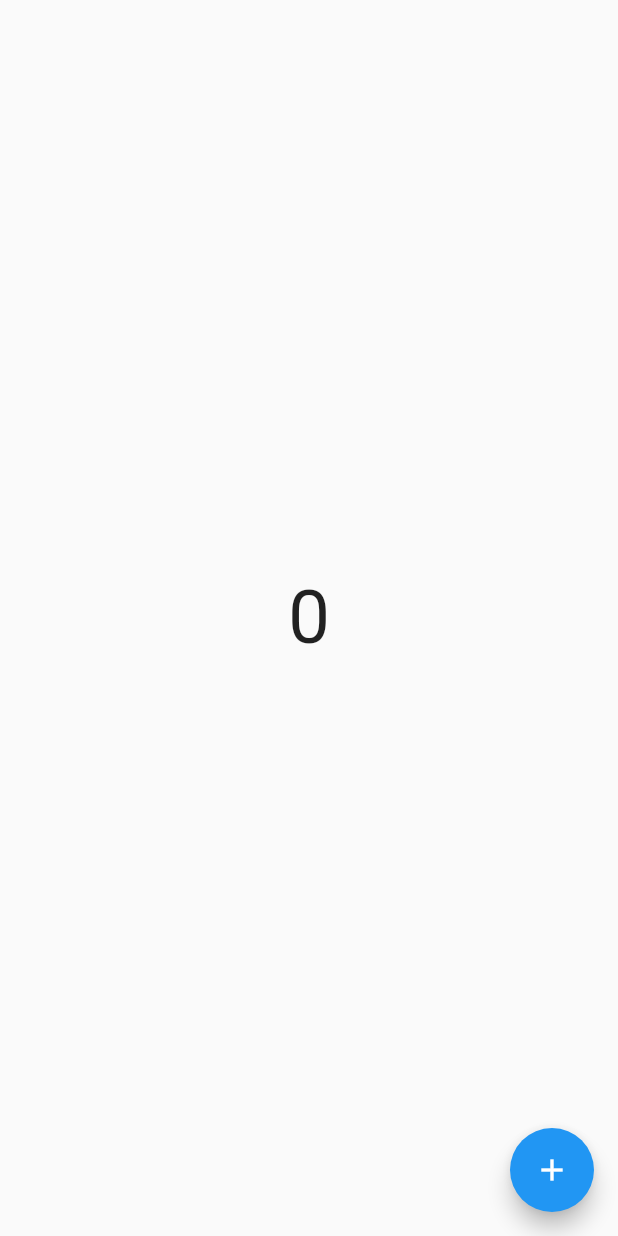
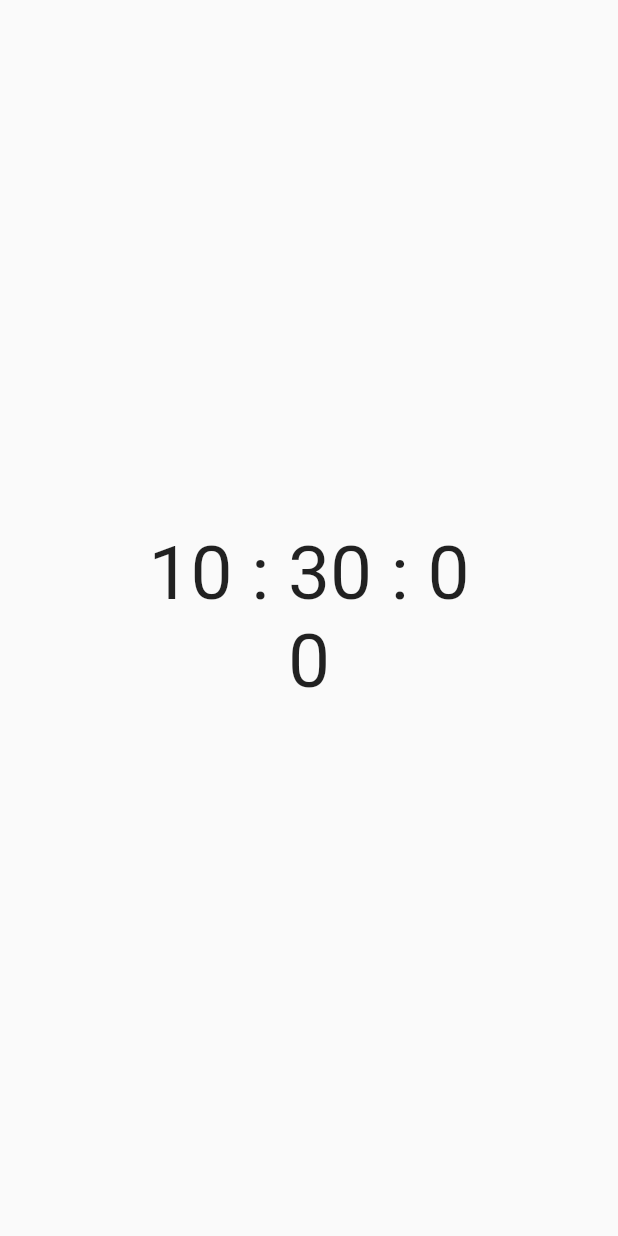
Before and after one commit to atultiwari7388/statemanagemntwithprovider, a Flutter app: the first screen one second after launch, on a phone screen of 412 x 824 dp. Run offline on Flutter 3.47's test engine with Material 2 defaults, Android fonts, the phone set to English and light mode, and no system bars.

Commit message:
rebuild ui using initState && setState

```diff
--- a/lib/main.dart
+++ b/lib/main.dart
@@ -1,6 +1,5 @@
 import 'package:flutter/material.dart';
-import 'package:state_management_provider/home.screen.dart';
-import 'package:state_management_provider/stateful_widget_example.screen.dart';
+import 'package:state_management_provider/state_management_example.screen.dart';
 
 void main() {
   runApp(const MyApp());
@@ -17,7 +16,7 @@ class MyApp extends StatelessWidget {
       theme: ThemeData(
         primarySwatch: Colors.blue,
       ),
-      home: const StatefulWidgetExampleScreen(),
+      home: const StateManagementExampleScreen(),
     );
   }
 }
--- /dev/null
+++ b/lib/state_management_example.screen.dart
@@ -0,0 +1,55 @@
+import 'dart:async';
+import 'package:flutter/foundation.dart';
+import 'package:flutter/material.dart';
+
+class StateManagementExampleScreen extends StatefulWidget {
+  const StateManagementExampleScreen({Key? key}) : super(key: key);
+
+  @override
+  State<StateManagementExampleScreen> createState() =>
+      _StateManagementExampleScreenState();
+}
+
+class _StateManagementExampleScreenState
+    extends State<StateManagementExampleScreen> {
+  int count = 0;
+
+  @override
+  void initState() {
+    super.initState();
+    Timer.periodic(const Duration(seconds: 1), (timer) {
+      count++;
+      if (kDebugMode) {
+        // print(count);
+      }
+      setState(() {});
+    });
+  }
+
+  @override
+  Widget build(BuildContext context) {
+    if (kDebugMode) {
+      print("build ${count.toString()}");
+    }
+    return Scaffold(
+      body: Column(
+        crossAxisAlignment: CrossAxisAlignment.center,
+        mainAxisAlignment: MainAxisAlignment.center,
+        children: [
+          Center(
+            child: Text(
+              "${DateTime.now().hour.toString()} : ${DateTime.now().minute.toString()} : ${DateTime.now().second.toString()}",
+              style: const TextStyle(fontSize: 50),
+            ),
+          ),
+          Center(
+            child: Text(
+              count.toString(),
+              style: TextStyle(fontSize: 50),
+            ),
+          ),
+        ],
+      ),
+    );
+  }
+}
```
Also changed, not shown: lib/stateless_widget_example.screen.dart (renamed from lib/home.screen.dart).
